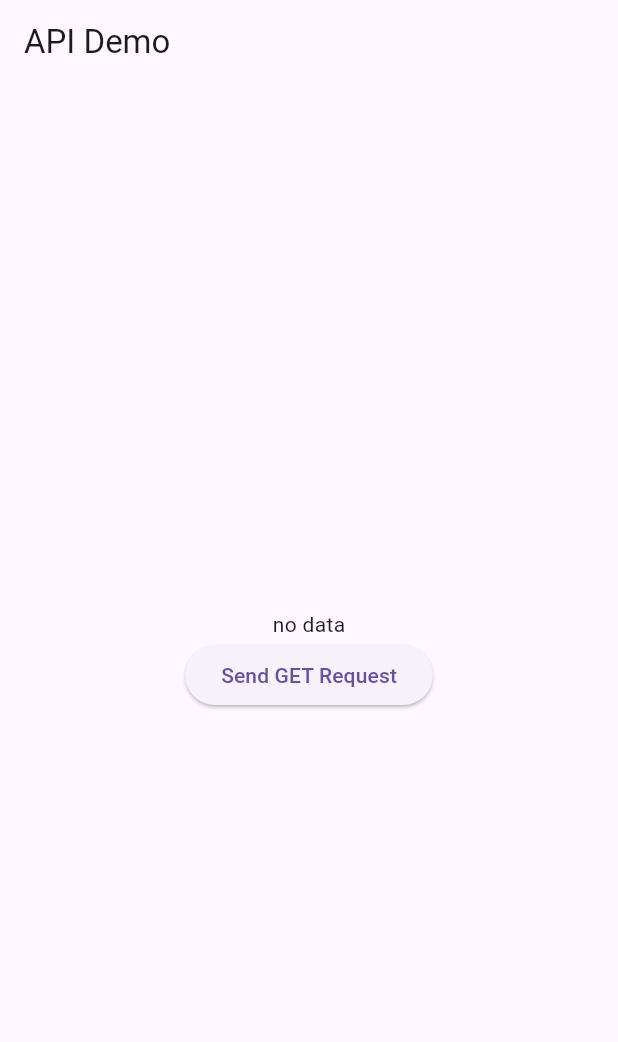
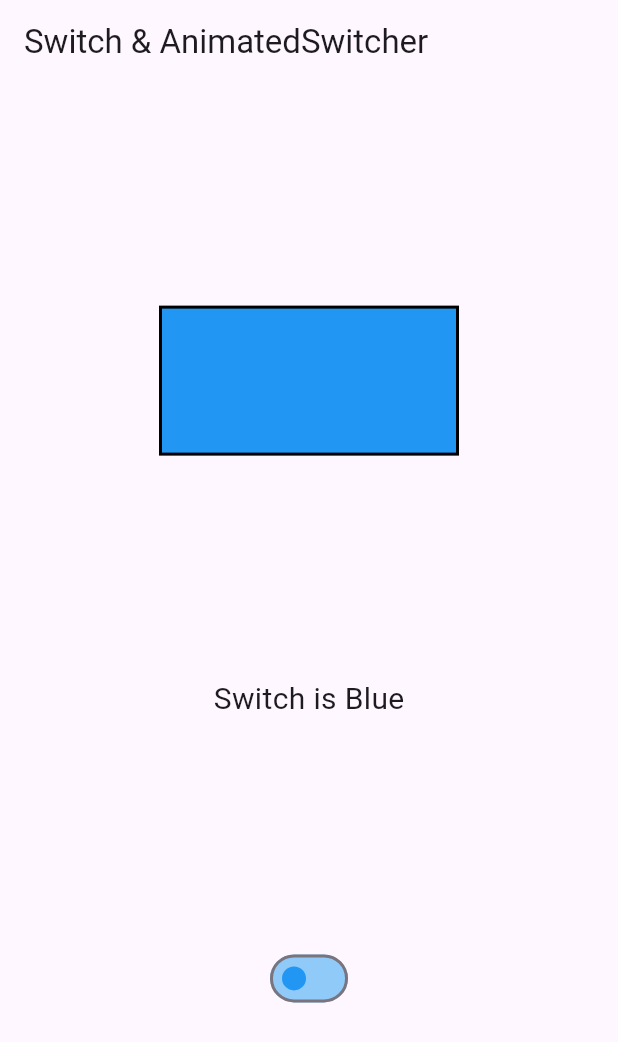
Before and after one commit to diasoy/flutter_study, a Flutter app: the screen it shows after launch, on a phone screen of 412 x 824 dp. Shown: the top 1042 px of the screen. Run offline on Flutter 3.47's test engine with Material 3 defaults, Android fonts, the phone set to English and light mode, and no system bars.

Commit message:
switch & animatedswitch

```diff
--- a/lib/main.dart
+++ b/lib/main.dart
@@ -1,6 +1,4 @@
 import 'package:flutter/material.dart';
-import 'package:flutter_study/post_result_models.dart';
-import 'package:flutter_study/user_model.dart';
 
 void main() {
   runApp(const MyApp());
@@ -14,36 +12,77 @@ class MyApp extends StatefulWidget {
 }
 
 class _MyAppState extends State<MyApp> {
-  PostResult? postResult;
-  User? user;
-  String output = "no data";
+  bool isOn = false;
+
+  Widget myWidget = Container(
+    width: 200,
+    height: 100,
+    decoration: BoxDecoration(
+      color: Colors.blue,
+      border: Border.all(color: Colors.black, width: 2),
+    ),
+  );
 
   @override
   Widget build(BuildContext context) {
     return MaterialApp(
         home: Scaffold(
       appBar: AppBar(
-            title: const Text('API Demo'),
+        title: const Text('Switch & AnimatedSwitcher'),
       ),
       body: Center(
         child: Column(
-                mainAxisAlignment: MainAxisAlignment.center,
+          mainAxisAlignment: MainAxisAlignment.spaceEvenly,
           children: <Widget>[
-                  Text(output),
-                  ElevatedButton(
-                    onPressed: () {
-                        User.getUsers("2").then((users) {
-                          output = "";
-                          for (int i = 0; i < users.length; i++) {
-                            output = "$output[${users[i].id}] ${users[i].name}\n";
+            AnimatedSwitcher(
+              duration: const Duration(milliseconds: 500),
+              transitionBuilder: (child, animation) {
+                return FadeTransition(
+                  opacity: animation,
+                  child: child,
+                );
+              },
+              child: myWidget,
+            ),
+            Text(
+              isOn ? 'Switch is Red' : 'Switch is Blue',
+              style: const TextStyle(fontSize: 20),
+            ),
+            Switch(
+              activeColor: Colors.red,
+              activeTrackColor: Colors.red[200],
+              inactiveThumbColor: Colors.blue,
+              inactiveTrackColor: Colors.blue[200],
+              value: isOn,
+              onChanged: (value) {
+                setState(() {
+                  isOn = value;
+                  if (isOn) {
+                    myWidget = Container(
+                      key: const ValueKey(1),
+                      width: 200,
+                      height: 100,
+                      decoration: BoxDecoration(
+                        color: Colors.red,
+                        border: Border.all(color: Colors.black, width: 2),
+                      ),
+                    );
+                  } else {
+                    myWidget = Container(
+                      width: 200,
+                      height: 100,
+                      decoration: BoxDecoration(
+                        color: Colors.blue,
+                        border: Border.all(color: Colors.black, width: 2),
+                      ),
+                    );
                   }
-                          setState(() {});
                 });
               },
-                    child: const Text('Send GET Request'),
+            )
+          ],
         ),
-                ],
-              )),
+      ),
     ));
   }
 }
--- a/lib/post_result_models.dart
+++ /dev/null
@@ -1,34 +0,0 @@
-import 'dart:convert';
-
-import 'package:http/http.dart' as http;
-
-class PostResult {
-  String id;
-  String name;
-  String job;
-  String created;
-
-  PostResult({required this.id, required this.name, required this.job, required this.created});
-
-  factory PostResult.createPostResult(Map<String, dynamic> object) {
-    return PostResult(
-      id: object['id'],
-      name: object['name'],
-      job: object['job'],
-      created: object['createdAt'],
-    );
-  }
-
-  static Future<PostResult> connectToAPI(String name, String job) async {
-    String apiURL = "https://reqres.in/api/users";
-
-    var apiResult = await http.post(Uri.parse(apiURL), body: {
-      "name": name,
-      "job": job,
-    });
-
-    var jsonObject = json.decode(apiResult.body);
-
-    return PostResult.createPostResult(jsonObject);
-  }
-}
--- a/lib/user_model.dart
+++ /dev/null
@@ -1,28 +0,0 @@
-import 'dart:convert';
-import 'package:http/http.dart' as http;
-
-class User {
-  String id;
-  String name;
-
-  User({required this.id, required this.name});
-
-  factory User.createUser(Map<String, dynamic> object) {
-    return User(
-        id: object['id'].toString(),
-        name: object['first_name'] + " " + object['last_name']);
-  }
-
-  static Future<List<User>> getUsers(String page) async {
-    String apiURL = "https://reqres.in/api/users?page=$page";
-    var apiResult = await http.get(Uri.parse(apiURL));
-    var jsonObject = json.decode(apiResult.body);
-    List<dynamic> listUser = (jsonObject as Map<String, dynamic>)['data'];
-
-    List<User> users = [];
-    for (int i = 0; i < listUser.length; i++) {
-      users.add(User.createUser(listUser[i]));
-    }
-    return users;
-  }
-}
```
Lines whose indentation alone changed are shown as unchanged.
